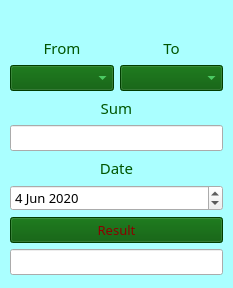
First picture: the form in converter.ui, repository ailaikit/CSA, before the edit.
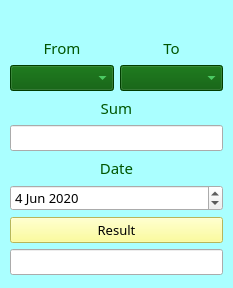
Second picture: the form after the edit.

Diff of the .ui file:
```diff
--- a/converter.ui
+++ b/converter.ui
@@ -640,8 +640,8 @@
        <cursorShape>PointingHandCursor</cursorShape>
       </property>
       <property name="styleSheet">
-       <string notr="true">color:  rgb(139, 0, 0);
-background-color: rgb(0, 85, 0);</string>
+       <string notr="true">color:  rgb(0, 0, 0);
+background-color: rgb(255, 255, 127);</string>
       </property>
       <property name="text">
        <string>Result</string>
```
